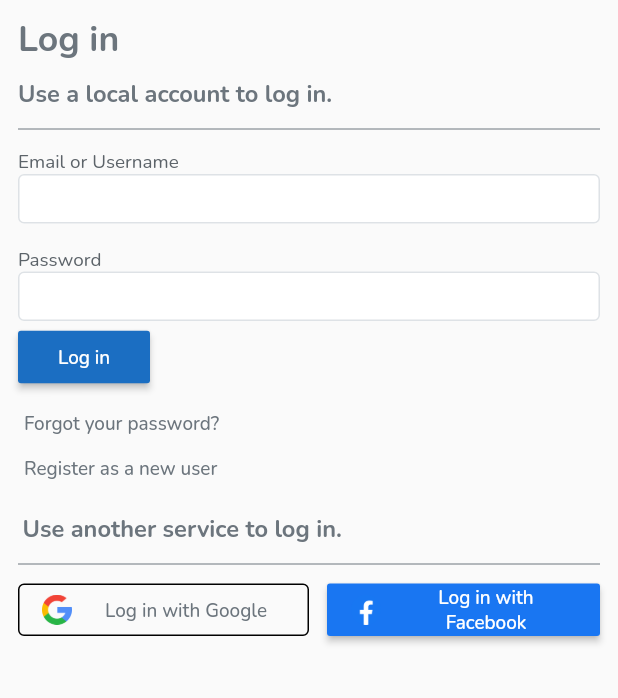
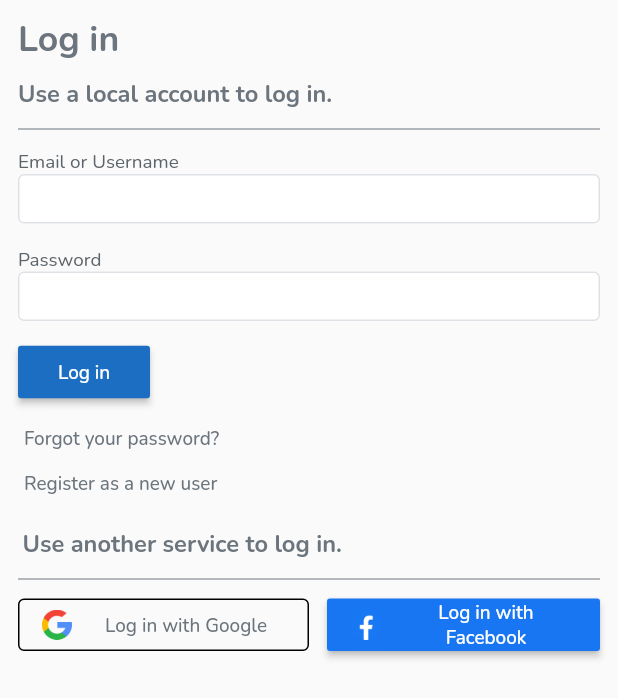
Before and after one commit to AlexPigalyov/eCats, a Flutter app: the LoginBodyWidget widget shown alone on an empty page, opened directly with empty values, on a phone screen of 412 x 824 dp. Shown: the top 698 px of the screen. Run offline on Flutter 3.47's test engine with Material 2 defaults, Android fonts, the phone set to English and light mode, and no system bars; our stand-ins replace decimal, flutter_secure_storage; missing offline and left inert: flutter_model_form_validation; accounts and stored records are empty.

Commit message:
add top margin for Log in button

```diff
--- a/lib/account/login_body_widget.dart
+++ b/lib/account/login_body_widget.dart
@@ -169,7 +169,7 @@ class _LoginBodyWidgetState extends State<LoginBodyWidget> {
           ),
         ),
         Container(
-          padding: const EdgeInsets.only(left: 12),
+          padding: const EdgeInsets.only(left: 12, top: 10),
           alignment: FractionalOffset.centerLeft,
           child: MaterialButton(
             color: HexColor.fromHex('#1b6ec2'),
```
